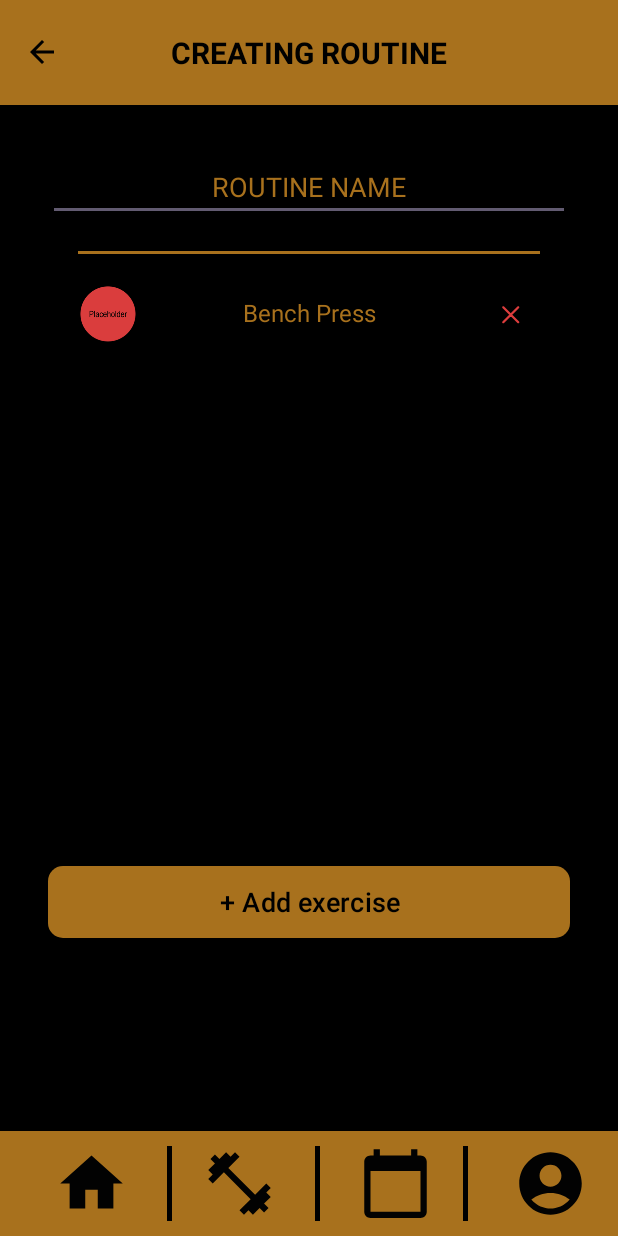
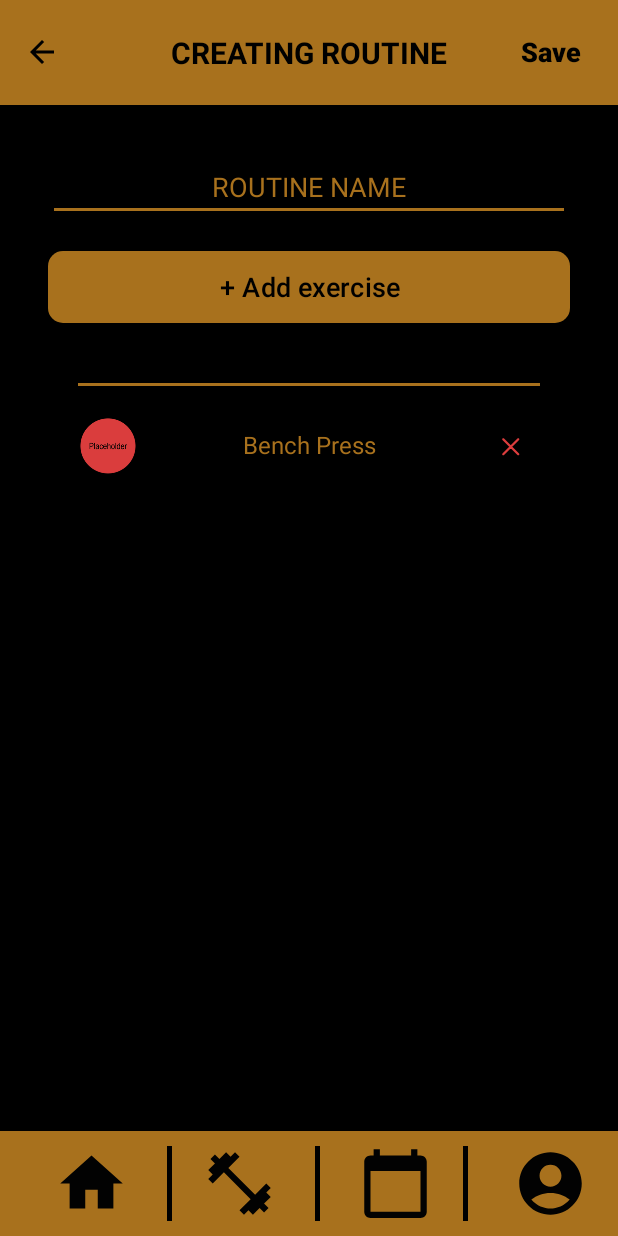
Before and after one commit to OriolMunozZapater/EasyFitness, an Android app: the NewRoutineActivity screen opened directly, with no data from a screen before it, on a phone screen of 412 x 824 dp. Run offline under Robolectric (Android 15) with nearby library versions, the phone set to English and light mode, and no system bars; our stand-ins replace Firebase (no records; nobody signed in at launch, a user with empty details on screens opened directly).

Commit message:
boto save a new routine

```diff
--- a/source/app/src/main/res/layout/activity_new_routine.xml
+++ b/source/app/src/main/res/layout/activity_new_routine.xml
@@ -31,7 +31,19 @@
             android:textSize="20sp"
             android:layout_gravity="center" />
 
+        <Button
+            android:id="@+id/btnSaveNewRoutine"
+            android:layout_width="wrap_content"
+            android:layout_height="wrap_content"
+            android:background="@android:color/transparent"
+            android:text="Save"
+            android:textStyle="bold"
+            android:textSize="18sp"
+            android:textColor="@color/black"
+            android:layout_gravity="end"/>
+
     </androidx.appcompat.widget.Toolbar>
+
     <RelativeLayout
         android:layout_width="match_parent"
         android:layout_height="match_parent"
@@ -50,13 +62,27 @@
                 android:layout_width="match_parent"
                 android:layout_height="wrap_content"
                 android:text="ROUTINE NAME"
+                android:backgroundTint="@color/EasyFitnessColor"
                 android:textColor="@color/EasyFitnessColor"
                 android:textSize="18sp"
-                android:textAlignment="center"/>
+                android:textAlignment="center"
+                android:layout_marginBottom="20dp"/>
+
+            <Button
+                android:id="@+id/btnAddExercise1"
+                android:layout_width="match_parent"
+                android:layout_height="wrap_content"
+                android:layout_gravity="bottom|center"
+                android:background="@drawable/buton_background"
+                app:backgroundTint="@color/EasyFitnessColor"
+                android:text="+ Add exercise"
+                android:textColor="@color/black"
+                android:textSize="18sp"
+                android:layout_marginBottom="20dp"/>
+
             <ScrollView
                 android:layout_width="match_parent"
-                android:layout_height="410dp"
-                android:layout_marginBottom="20dp">
+                android:layout_height="380dp">
 
                 <!-- Aixo és cada rutina-->
                 <LinearLayout
@@ -112,16 +138,7 @@
                 </LinearLayout>
             </ScrollView>
 
-            <Button
-                android:id="@+id/btnAddExercise1"
-                android:layout_width="match_parent"
-                android:layout_height="wrap_content"
-                android:layout_gravity="bottom|center"
-                android:background="@drawable/buton_background"
-                app:backgroundTint="@color/EasyFitnessColor"
-                android:text="+ Add exercise"
-                android:textColor="@color/black"
-                android:textSize="18sp" />
+
 
         </LinearLayout>
 
```
Also changed, not shown: source/app/build.gradle.kts (+4 -3 lines), source/app/src/main/java/com/uablis/easyfitness/NewRoutineActivity.java (+30 -3 lines).
